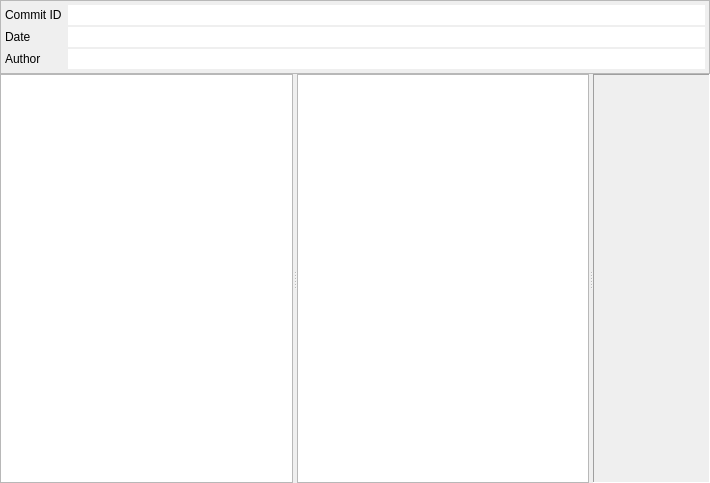
soramimi/Guitar, file src/CommitExploreWindow.ui: the form before one commit.
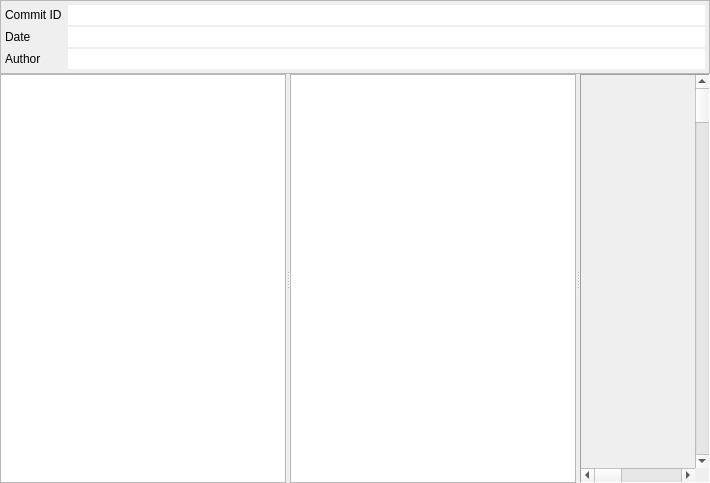
The form after the commit. Custom widgets are drawn as their Qt base class.

Patch:
```diff
--- a/src/CommitExploreWindow.ui
+++ b/src/CommitExploreWindow.ui
@@ -155,10 +155,7 @@
       <property name="frameShadow">
        <enum>QFrame::Sunken</enum>
       </property>
-      <layout class="QHBoxLayout" name="horizontalLayout">
-       <property name="spacing">
-        <number>0</number>
-       </property>
+      <layout class="QGridLayout" name="gridLayout">
        <property name="leftMargin">
         <number>0</number>
        </property>
@@ -171,8 +168,18 @@
        <property name="bottomMargin">
         <number>0</number>
        </property>
-       <item>
-        <widget class="FileDiffWidget" name="widget_fileview" native="true">
+       <property name="spacing">
+        <number>0</number>
+       </property>
+       <item row="1" column="0">
+        <widget class="QScrollBar" name="horizontalScrollBar">
+         <property name="orientation">
+          <enum>Qt::Horizontal</enum>
+         </property>
+        </widget>
+       </item>
+       <item row="0" column="0">
+        <widget class="FileViewWidget" name="widget_fileview" native="true">
          <property name="minimumSize">
           <size>
            <width>100</width>
@@ -181,6 +188,13 @@
          </property>
         </widget>
        </item>
+       <item row="0" column="1">
+        <widget class="QScrollBar" name="verticalScrollBar">
+         <property name="orientation">
+          <enum>Qt::Vertical</enum>
+         </property>
+        </widget>
+       </item>
       </layout>
      </widget>
     </widget>
@@ -188,17 +202,17 @@
   </layout>
  </widget>
  <customwidgets>
+  <customwidget>
+   <class>FileViewWidget</class>
+   <extends>QWidget</extends>
+   <header>FileViewWidget.h</header>
+   <container>1</container>
+  </customwidget>
   <customwidget>
    <class>ReadOnlyLineEdit</class>
    <extends>QLineEdit</extends>
    <header>ReadOnlyLineEdit.h</header>
   </customwidget>
-  <customwidget>
-   <class>FileDiffWidget</class>
-   <extends>QWidget</extends>
-   <header>FileDiffWidget.h</header>
-   <container>1</container>
-  </customwidget>
  </customwidgets>
  <tabstops>
   <tabstop>lineEdit_commit_id</tabstop>
```
